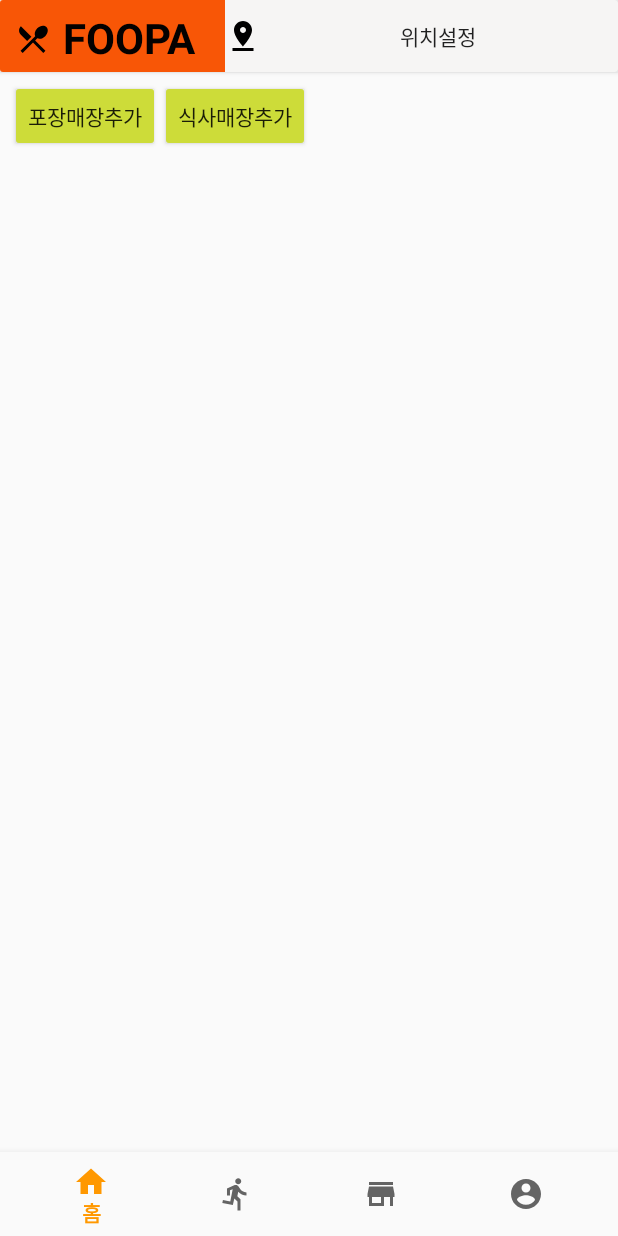
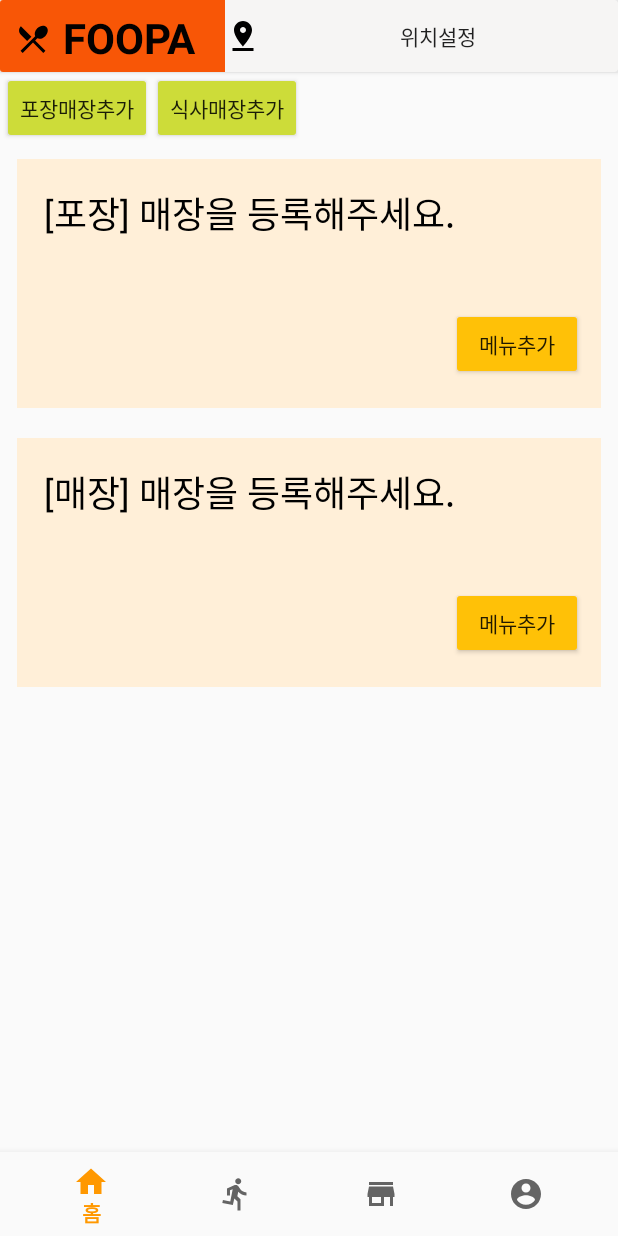
Before and after one commit to HJ-HEEJAE/Portfolio, an Android app: the fragment MystoreFragment placed in its activity, on a phone screen of 412 x 824 dp. Run offline under Robolectric (Android 15) with nearby library versions, the phone set to English and light mode, and no system bars; 9 statements that could not run were skipped.

Commit message:
Edit(메뉴추가) 구현, 위치설정 추가

```diff
--- a/app/src/main/java/com/heejae/foopa/MainActivity.java
+++ b/app/src/main/java/com/heejae/foopa/MainActivity.java
@@ -1,12 +1,19 @@
 package com.heejae.foopa;
 
+import android.content.Context;
 import android.content.Intent;
+import android.location.Address;
 import android.os.Bundle;
+import android.util.AttributeSet;
+import android.util.Log;
 import android.view.MenuItem;
 import android.view.View;
+import android.widget.Button;
+import android.widget.LinearLayout;
 import android.widget.ListView;
 
 import androidx.annotation.NonNull;
+import androidx.annotation.Nullable;
 import androidx.appcompat.app.AppCompatActivity;
 import androidx.fragment.app.FragmentManager;
 import androidx.fragment.app.FragmentTransaction;
@@ -23,9 +30,10 @@ public class MainActivity extends AppCompatActivity {
     private EathereFragment eathereFragment;
     private MypageFragment mypageFragment;
     private UserpageFragment userpageFragment;
+    private AddressFragment addressFragment;
     private ListView listview;
     private DBHelper db;
-    private MyApplication myApp;
+    MyApplication myApp;
     private long backBtnTime = 0;
     public static String keyword_All = "All";
     public static String keyword_takeaway = "포장";
@@ -74,8 +82,27 @@ public class MainActivity extends AppCompatActivity {
         eathereFragment = new EathereFragment();
         mypageFragment = new MypageFragment();
         userpageFragment = new UserpageFragment();
+        addressFragment = new AddressFragment();
         setFragment(0); //첫 화면을 home 프래그먼트로 지정
 
+        // 주소 설정
+        Button address_btn = findViewById(R.id.set_address_Btn);
+        double loc_x = myApp.getlocationX();
+        double loc_y = myApp.getlocationY();
+        Log.d("loc", loc_x+""+loc_y);
+        if (loc_x != 0.0 && loc_y != 0.0){
+            String locationX = Double.toString(loc_x);
+            String locationY = Double.toString(loc_y);
+            address_btn.setText(locationX+", "+locationY);
+        }
+
+        address_btn.setOnClickListener(new View.OnClickListener() {
+            @Override
+            public void onClick(View v) {
+//                address_btn.setText("ok");
+                setFragment(5);
+            }
+        });
     }
 
     // 프래그먼트 교체 메소드
@@ -110,6 +137,11 @@ public class MainActivity extends AppCompatActivity {
                 break;
             case 4:
                 ft.replace(R.id.main_frame, userpageFragment);
+                ft.commit();
+                break;
+            case 5:
+                ft.replace(R.id.main_frame, addressFragment);
+//                ft.addToBackStack(null);
                 ft.commit();
                 break;
         }
--- a/app/src/main/java/com/heejae/foopa/MystoreFragment.java
+++ b/app/src/main/java/com/heejae/foopa/MystoreFragment.java
@@ -33,6 +33,7 @@ public class MystoreFragment extends Fragment {
     public View onCreateView(LayoutInflater inflater, ViewGroup container, Bundle savedInstanceState) {
         view = inflater.inflate(R.layout.fragment_mystore, container, false);
         db = new DBHelper(getActivity(), "foopa.db", null, 1);
+        // 전역변수 사용위해 어플리케이션 클래스 가져오기
         myApp = (MyApplication) getActivity().getApplication();
 
         Button addTaStoreBtn = view.findViewById(R.id.add_ta_store_btn);
@@ -40,8 +41,15 @@ public class MystoreFragment extends Fragment {
 
         LinearLayout taContent = view.findViewById(R.id.ta_frame);
         LinearLayout ehContent = view.findViewById(R.id.eh_frame);
+        TextView ta_title = view.findViewById(R.id.ta_title);
+        TextView eh_title = view.findViewById(R.id.eh_title);
+        ListView lv_ta = view.findViewById(R.id.ta_menu_list);
+        ListView lv_eh = view.findViewById(R.id.eh_menu_list);
+
         taContent.setEnabled(false);
         ehContent.setEnabled(false);
+        ta_title.setText("[포장] 매장을 등록해주세요.");
+        eh_title.setText("[매장] 매장을 등록해주세요.");
 //        taContent.setVisibility(View.INVISIBLE);
 //        ehContent.setVisibility(View.INVISIBLE);
 
@@ -78,9 +86,10 @@ public class MystoreFragment extends Fragment {
                         modifyStoreDetail(user_id, getString(R.string.takeAway), storeInfo[3], storeInfo[4], storeInfo[5], storeInfo[6]);
                     }
                 });
-                LinearLayout.LayoutParams taParams = new LinearLayout.LayoutParams(LinearLayout.LayoutParams.MATCH_PARENT, taContent.getHeight());
+                // 리스트 크기 조절
+                LinearLayout.LayoutParams taParams = new LinearLayout.LayoutParams(LinearLayout.LayoutParams.MATCH_PARENT, lv_ta.getHeight());
                 taParams.height = LinearLayout.LayoutParams.WRAP_CONTENT;
-                taContent.setLayoutParams(taParams);
+                lv_ta.setLayoutParams(taParams);
 //                taParams.height = 1000;
 //                taContent.setEnabled(true);
 //                taContent.setVisibility(View.VISIBLE);
@@ -108,9 +117,10 @@ public class MystoreFragment extends Fragment {
                         modifyStoreDetail(user_id, getString(R.string.eatHere), storeInfo[3], storeInfo[4], storeInfo[5], storeInfo[6]);
                     }
                 });
-                LinearLayout.LayoutParams ehParams = new LinearLayout.LayoutParams(LinearLayout.LayoutParams.MATCH_PARENT, ehContent.getHeight());
+                // 리스트 크기 조절
+                LinearLayout.LayoutParams ehParams = new LinearLayout.LayoutParams(LinearLayout.LayoutParams.MATCH_PARENT, lv_eh.getHeight());
                 ehParams.height = LinearLayout.LayoutParams.WRAP_CONTENT;
-                ehContent.setLayoutParams(ehParams);
+                lv_eh.setLayoutParams(ehParams);
 //                ehParams.height = 1000;
 //                ehContent.setEnabled(true);
 //                ehContent.setVisibility(View.VISIBLE);
@@ -155,17 +165,20 @@ public class MystoreFragment extends Fragment {
 //        List<String> list = new ArrayList<>();
         ArrayList<String[]> storeInfo = db.getStore(user_id, store_kind);
         ArrayList<HashMap<String, String>> list = new ArrayList<HashMap<String, String>>();
-        HashMap<String, String> item = new HashMap<String, String>();
-        SimpleAdapter adapter = new SimpleAdapter(view.getContext(), list, android.R.layout.simple_list_item_2, new String[]{"menu_name", "menu_price"}, new int[]{android.R.id.text1, android.R.id.text2});
+
         for (int i=0; i<storeInfo.size(); i++){
+            Log.d("e ",storeInfo.get(i)[5]+storeInfo.get(i)[6]);
             // String[] storeMenu = storeInfo.get(i);
 //            list.add(storeInfo.get(i)[5]);
             // 메뉴, 리스트 추가
+            HashMap<String, String> item = new HashMap<>();
             item.put("menu_name", storeInfo.get(i)[5]);
             item.put("menu_price", storeInfo.get(i)[6]+getString(R.string.currency_won));
             list.add(item);
+//            Log.d("ii", list.get(i).values().toString());
         }
-
+        // ListView adapter
+        SimpleAdapter adapter = new SimpleAdapter(getActivity(), list, android.R.layout.simple_list_item_2, new String[]{"menu_name", "menu_price"}, new int[]{android.R.id.text1, android.R.id.text2});
         if (store_kind.equals(getString(R.string.takeAway))){
             ListView menu_list = view.findViewById(R.id.ta_menu_list);
             menu_list.setAdapter(adapter);
--- a/app/src/main/java/com/heejae/foopa/SQLite/DBHelper.java
+++ b/app/src/main/java/com/heejae/foopa/SQLite/DBHelper.java
@@ -41,10 +41,10 @@ public class DBHelper extends android.database.sqlite.SQLiteOpenHelper {
     public void onCreate(SQLiteDatabase db) {
         // Create Table
         String create_user_query = "CREATE TABLE IF NOT exists " + USER_TABLE_NAME + "(" + USER_ID + " text PRIMARY KEY NOT NULL, " + PASSWORD + " text NOT NULL, " + USER_NAME + " text NOT NULL);";
-        String create_wholestore_query = "CREATE TABLE IF NOT exists "+ WHOLE_STORE_TABLE_NAME + "(" + WHOLE_ID + " integer PRIMARY KEY NOT NULL, " + USER_ID + " text NOT NULL, " + STORE_KIND + " text NOT NULL, "
+        String create_wholestore_query = "CREATE TABLE IF NOT exists "+ WHOLE_STORE_TABLE_NAME + "(" + WHOLE_ID + " integer PRIMARY KEY AUTOINCREMENT NOT NULL, " + USER_ID + " text NOT NULL, " + STORE_KIND + " text NOT NULL, "
                                         + MENU_KIND + " text NOT NULL, " + STORE + " text NOT NULL, " + STORE_LOCATION_X + " real, "+ STORE_LOCATION_Y
                                         + " real, FOREIGN KEY("+USER_ID+") REFERENCES "+USER_TABLE_NAME+"("+USER_ID+"));";
-        String create_store_query = "CREATE TABLE IF NOT exists "+ STORE_TABLE_NAME + "(" + STORE_ID + " integer PRIMARY KEY NOT NULL, " + USER_ID + " text NOT NULL, " + STORE_KIND + " text NOT NULL, "
+        String create_store_query = "CREATE TABLE IF NOT exists "+ STORE_TABLE_NAME + "(" + STORE_ID + " integer PRIMARY KEY AUTOINCREMENT NOT NULL, " + USER_ID + " text NOT NULL, " + STORE_KIND + " text NOT NULL, "
                                         + MENU_KIND + " text NOT NULL, " + STORE_NAME + " text NOT NULL, " + MENU + " text NOT NULL, "+ PRICE +" text NOT NULL, FOREIGN KEY("+USER_ID+") REFERENCES "+USER_TABLE_NAME+"("+USER_ID+"));";
         db.execSQL(create_user_query);
         db.execSQL(create_wholestore_query);
@@ -151,8 +151,8 @@ public class DBHelper extends android.database.sqlite.SQLiteOpenHelper {
 
     //////////////////////(추후수정) 배열이 아닌 클래스 객체 사용으로 바꾸기/////////////////////////
 
-    // 가게 select
-    // Home 화면에서 넘어가는 카테고리 별 가게 목록
+    // 매장 select
+    // Home 화면에서 넘어가는 카테고리 별 매장 목록
     public ArrayList<String[]> getStores(String store_kind, String menu_kind){
         db = this.getReadableDatabase();
         Cursor cursor = null;
@@ -213,8 +213,6 @@ public class DBHelper extends android.database.sqlite.SQLiteOpenHelper {
             return false;
         }else{
             // initialize menu and price keys for next menu.
-            values.remove(MENU);
-            values.remove(PRICE);
             return true;
         }
     }
--- a/app/src/main/java/com/heejae/foopa/StorelistFragment.java
+++ b/app/src/main/java/com/heejae/foopa/StorelistFragment.java
@@ -25,12 +25,10 @@ public class StorelistFragment extends Fragment {
     public View onCreateView(LayoutInflater inflater, ViewGroup container, Bundle savedInstanceState) {
         view = inflater.inflate(R.layout.fragment_storelist, container, false);
 
-        Log.d("3", "c");
         // (Linear)LayoutManager와 Adapter를 RecyclerView에 연결
         init();
 
         getData();
-        Log.d("1", "a");
 
         return view;
     }
@@ -46,7 +44,6 @@ public class StorelistFragment extends Fragment {
     }
     // DB에서 가져온 데이터를 리스트에 넣어서 그리기
     private void getData(){
-        Log.d("2", "b");
         resultList.clear(); // initialize
         Bundle bundle = getArguments();
         for (int i=0; i<bundle.size()-1; i++) {
--- a/app/src/main/res/layout/fragment_editstore.xml
+++ b/app/src/main/res/layout/fragment_editstore.xml
@@ -108,7 +108,7 @@
             android:layout_width="wrap_content"
             android:layout_height="wrap_content"
             android:layout_marginTop="16dp"
-            android:text="@string/edit_complete"
+            android:text="@string/add_menu"
             app:layout_constraintEnd_toEndOf="@+id/edit_store_loc_y"
             app:layout_constraintStart_toStartOf="@+id/edit_store_loc_y"
             app:layout_constraintTop_toBottomOf="@+id/edit_store_loc_y" />
--- a/app/src/main/res/layout/fragment_home.xml
+++ b/app/src/main/res/layout/fragment_home.xml
@@ -90,7 +90,7 @@
             <ScrollView
                 android:id="@+id/menu_scroll"
                 android:layout_width="match_parent"
-                android:layout_height="match_parent"
+                android:layout_height="wrap_content"
                 android:fillViewport="true">
 
                 <androidx.gridlayout.widget.GridLayout
--- a/app/src/main/res/layout/fragment_mystore.xml
+++ b/app/src/main/res/layout/fragment_mystore.xml
@@ -7,25 +7,14 @@
     android:layout_height="match_parent"
     tools:context=".MystoreFragment">
 
-    <androidx.core.widget.NestedScrollView
-        android:id="@+id/store_scroll"
-        android:layout_width="0dp"
-        android:layout_height="match_parent"
-        android:layout_marginStart="5dp"
-        android:layout_marginTop="5dp"
-        android:layout_marginEnd="5dp"
-        android:layout_marginBottom="75dp"
-        android:fillViewport="true"
-        app:layout_constraintBottom_toBottomOf="parent"
-        app:layout_constraintEnd_toEndOf="parent"
-        app:layout_constraintStart_toStartOf="parent"
-        app:layout_constraintTop_toTopOf="parent">
-
     <LinearLayout
         android:id="@+id/store_list"
         android:layout_width="match_parent"
         android:layout_height="wrap_content"
-            android:orientation="vertical">
+        android:orientation="vertical"
+        app:layout_constraintEnd_toEndOf="parent"
+        app:layout_constraintStart_toStartOf="parent"
+        app:layout_constraintTop_toTopOf="parent">
 
         <LinearLayout
             android:id="@+id/adding_btn_bar"
@@ -51,8 +40,10 @@
         <LinearLayout
             android:id="@+id/ta_frame"
             android:layout_width="match_parent"
-                android:layout_height="0dp"
+            android:layout_height="match_parent"
             android:layout_margin="10dp"
+            android:layout_marginStart="10dp"
+            android:layout_marginEnd="9dp"
             android:background="#FFEFD8"
             android:orientation="vertical"
             android:padding="10dp">
@@ -78,22 +69,25 @@
                 android:layout_gravity="end"
                 android:layout_margin="2dp"
                 android:backgroundTint="#FFC107"
-                    android:text="@string/edit_ta_store" />
+                android:text="@string/add_menu" />
 
             <ListView
                 android:id="@+id/ta_menu_list"
                 android:layout_width="match_parent"
                 android:layout_height="wrap_content"
                 android:layout_margin="3dp"
-                    android:background="#80FFEF66" />
+                android:background="#80FFEF66"
+                android:isScrollContainer="false" />
 
         </LinearLayout>
 
         <LinearLayout
             android:id="@+id/eh_frame"
             android:layout_width="match_parent"
-                android:layout_height="0dp"
+            android:layout_height="match_parent"
             android:layout_margin="10dp"
+            android:layout_marginStart="10dp"
+            android:layout_marginEnd="9dp"
             android:background="#FFEFD8"
             android:orientation="vertical"
             android:padding="10dp">
@@ -119,18 +113,18 @@
                 android:layout_gravity="end"
                 android:layout_margin="2dp"
                 android:backgroundTint="#FFC107"
-                    android:text="@string/edit_eh_store" />
+                android:text="@string/add_menu" />
 
             <ListView
                 android:id="@+id/eh_menu_list"
                 android:layout_width="match_parent"
                 android:layout_height="wrap_content"
                 android:layout_margin="3dp"
-                    android:background="#80FFEF66" />
+                android:background="#80FFEF66"
+                android:isScrollContainer="false" />
 
         </LinearLayout>
 
     </LinearLayout>
-    </androidx.core.widget.NestedScrollView>
 
 </androidx.constraintlayout.widget.ConstraintLayout>
--- a/app/src/main/res/layout/fragment_storelist.xml
+++ b/app/src/main/res/layout/fragment_storelist.xml
@@ -30,7 +30,8 @@
             android:id="@+id/store_list"
             android:layout_width="match_parent"
             android:layout_height="wrap_content"
-            android:layout_marginTop="48dp">
+            android:layout_marginTop="48dp"
+            android:backgroundTint="#EDFFD7">
 
         </androidx.recyclerview.widget.RecyclerView>
 
--- a/app/src/main/res/values/strings.xml
+++ b/app/src/main/res/values/strings.xml
@@ -7,6 +7,7 @@
     <string name="title_location_setting">위치설정</string>
     <string name="keyword_location">위치</string>
     <string name="map_view">지도보기</string>
+    <string name="confirm">확인</string>
 
     <string name="menu_all">전체</string>
     <string name="menu_street">스트릿</string>
```
Also changed, not shown: app/src/main/java/com/heejae/foopa/AddressFragment.java (added, +95 -0 lines), app/src/main/java/com/heejae/foopa/AddstoreFragment.java (+25 -10 lines), app/src/main/java/com/heejae/foopa/EditstoreFragment.java (+20 -9 lines), app/src/main/java/com/heejae/foopa/MapActivity.java (+13 -4 lines), app/src/main/java/com/heejae/foopa/MyApplication.java (+14 -0 lines), app/src/main/res/layout/fragment_address.xml (added, +57 -0 lines). Lines whose indentation alone changed are shown as unchanged.
